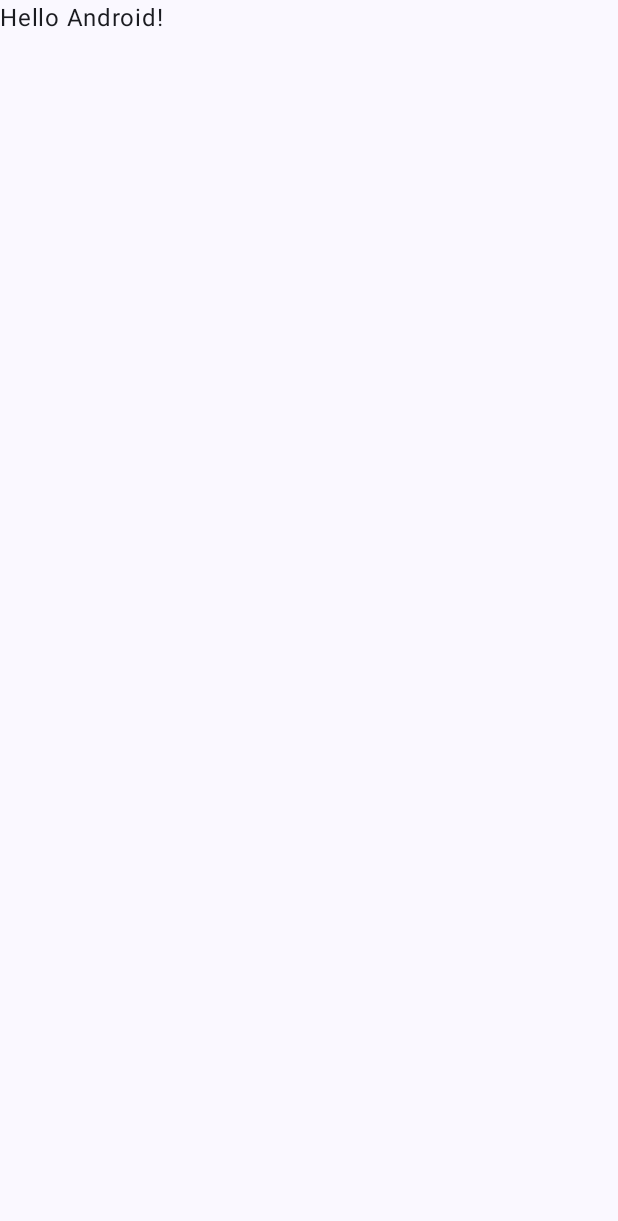
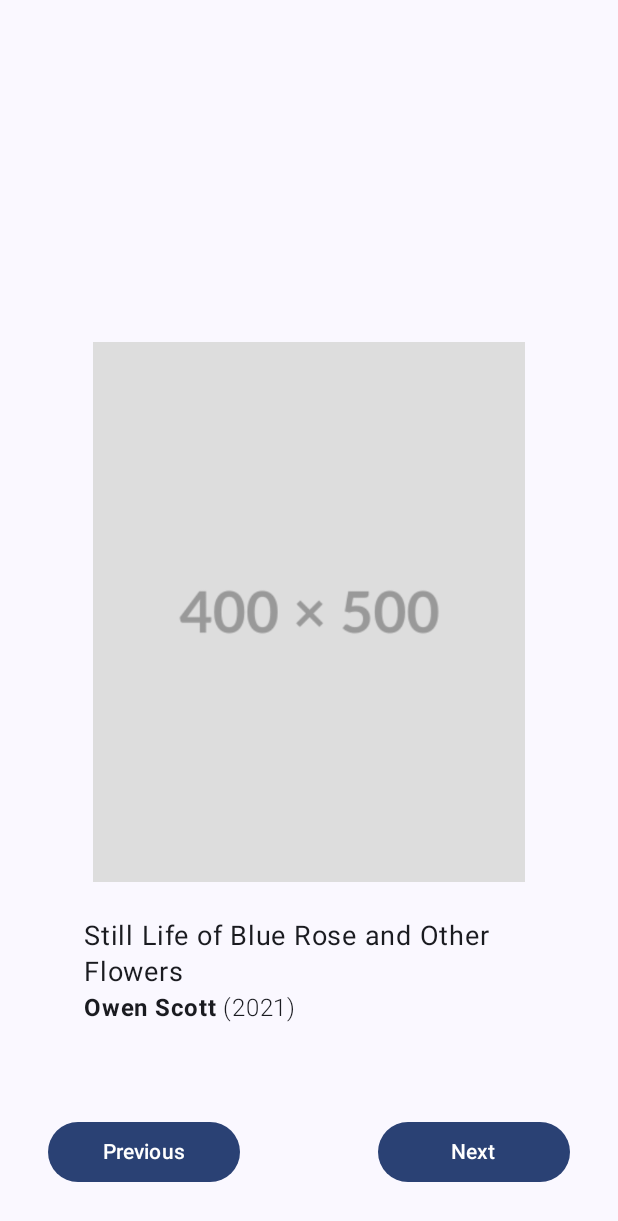
Before and after one commit to alxgrbtv/ArtSpace, an Android app built with Jetpack Compose: the screen it shows after launch (MainActivity), on a phone screen of 412 x 824 dp. Before the commit the part shown is almost empty. Shown: the top 1221 px of the screen. Run offline under Robolectric (Android 15) with nearby library versions, the phone set to English and light mode, and no system bars.

Commit message:
Basic UI has been created

```diff
--- a/app/src/main/java/com/alxgrbdev/artspace/MainActivity.kt
+++ b/app/src/main/java/com/alxgrbdev/artspace/MainActivity.kt
@@ -3,13 +3,39 @@ package com.alxgrbdev.artspace
 import android.os.Bundle
 import androidx.activity.ComponentActivity
 import androidx.activity.compose.setContent
+import androidx.annotation.DrawableRes
+import androidx.annotation.StringRes
+import androidx.compose.foundation.Image
+import androidx.compose.foundation.layout.Arrangement
+import androidx.compose.foundation.layout.Column
+import androidx.compose.foundation.layout.Row
+import androidx.compose.foundation.layout.Spacer
 import androidx.compose.foundation.layout.fillMaxSize
+import androidx.compose.foundation.layout.fillMaxWidth
+import androidx.compose.foundation.layout.height
+import androidx.compose.foundation.layout.padding
+import androidx.compose.foundation.layout.size
+import androidx.compose.foundation.layout.width
+import androidx.compose.material3.Button
 import androidx.compose.material3.MaterialTheme
 import androidx.compose.material3.Surface
 import androidx.compose.material3.Text
 import androidx.compose.runtime.Composable
+import androidx.compose.runtime.getValue
+import androidx.compose.runtime.mutableStateOf
+import androidx.compose.runtime.remember
+import androidx.compose.runtime.setValue
+import androidx.compose.ui.Alignment
 import androidx.compose.ui.Modifier
+import androidx.compose.ui.res.painterResource
+import androidx.compose.ui.res.stringResource
+import androidx.compose.ui.text.SpanStyle
+import androidx.compose.ui.text.buildAnnotatedString
+import androidx.compose.ui.text.font.FontWeight
+import androidx.compose.ui.text.withStyle
 import androidx.compose.ui.tooling.preview.Preview
+import androidx.compose.ui.unit.dp
+import androidx.compose.ui.unit.sp
 import com.alxgrbdev.artspace.ui.theme.ArtSpaceTheme
 
 class MainActivity : ComponentActivity() {
@@ -22,7 +48,7 @@ class MainActivity : ComponentActivity() {
                     modifier = Modifier.fillMaxSize(),
                     color = MaterialTheme.colorScheme.background
                 ) {
-                    Greeting("Android")
+                    ArtSpaceLayout()
                 }
             }
         }
@@ -30,17 +56,105 @@ class MainActivity : ComponentActivity() {
 }
 
 @Composable
-fun Greeting(name: String, modifier: Modifier = Modifier) {
-    Text(
-        text = "Hello $name!",
-        modifier = modifier
+fun ArtSpaceLayout() {
+    var currentArtID by remember { mutableStateOf(1) }
+
+    Column(
+        verticalArrangement = Arrangement.Bottom,
+        horizontalAlignment = Alignment.CenterHorizontally,
+        modifier = Modifier
+            .fillMaxSize()
+            .padding(32.dp)
+    ) {
+        when (currentArtID) {
+            1 -> {
+                ArtImage(image = R.drawable.art_placeholder)
+                CardDescription(title = R.string.art_1_title, author = R.string.art_1_author, year = R.string.art_1_year)
+                Spacer(modifier = Modifier.height(36.dp))
+                NavigationButtons(
+                    onPrevClicked = { currentArtID = 3 },
+                    onNextClicked = { currentArtID++ }
+                )
+            }
+            2 -> {
+                ArtImage(image = R.drawable.art_placeholder_2)
+                CardDescription(title = R.string.art_2_title, author = R.string.art_2_author, year = R.string.art_2_year)
+                Spacer(modifier = Modifier.height(36.dp))
+                NavigationButtons(
+                    onPrevClicked = { currentArtID-- },
+                    onNextClicked = { currentArtID++ }
+                )
+            }
+            3 -> {
+                ArtImage(image = R.drawable.art_placeholder_3)
+                CardDescription(title = R.string.art_3_title, author = R.string.art_3_author, year = R.string.art_3_year)
+                Spacer(modifier = Modifier.height(36.dp))
+                NavigationButtons(
+                    onPrevClicked = { currentArtID-- },
+                    onNextClicked = { currentArtID = 1 }
+                )
+            }
+        }
+    }
+}
+
+@Composable
+fun ArtImage(@DrawableRes image: Int) {
+    Image(
+        painter = painterResource(id = image),
+        contentDescription = null,
+        modifier = Modifier
+            .size(360.dp)
     )
 }
 
-@Preview(showBackground = true)
 @Composable
-fun GreetingPreview() {
-    ArtSpaceTheme {
-        Greeting("Android")
+fun CardDescription(
+    @StringRes title: Int,
+    @StringRes author: Int,
+    @StringRes year: Int
+) {
+    Column(
+        modifier = Modifier
+            .padding(24.dp)
+            .fillMaxWidth()
+    ) {
+        Text(text = stringResource(id = title), fontSize = 18.sp)
+        Text(buildAnnotatedString {
+            withStyle(SpanStyle(fontWeight = FontWeight.Bold)) {
+                append(stringResource(id = author))
+            }
+            append(" ")
+            withStyle(SpanStyle(fontWeight = FontWeight.Light)) {
+                append(stringResource(id = year))
+            }
+        })
     }
 }
+
+@Composable
+fun NavigationButtons(
+    onPrevClicked: () -> Unit,
+    onNextClicked: () -> Unit
+) {
+    Row(
+        horizontalArrangement = Arrangement.SpaceBetween,
+        modifier = Modifier
+            .fillMaxWidth()
+    ) {
+        Button(onClick = onPrevClicked, modifier = Modifier.width(128.dp)) {
+            Text(text = "Previous")
+        }
+        Button(onClick = onNextClicked, modifier = Modifier.width(128.dp)) {
+            Text(text = "Next")
+        }
+    }
+}
+
+@Preview
+@Composable
+fun ArtSpaceAppPreview() {
+    ArtSpaceTheme {
+        ArtSpaceLayout()
+    }
+}
--- a/app/src/main/res/values/strings.xml
+++ b/app/src/main/res/values/strings.xml
@@ -1,3 +1,12 @@
 <resources>
     <string name="app_name">Art Space</string>
+    <string name="art_1_title">Still Life of Blue Rose and Other Flowers</string>
+    <string name="art_2_title">Death of Red Rose</string>
+    <string name="art_3_title">Life of Green Rose</string>
+    <string name="art_1_author">Owen Scott</string>
+    <string name="art_2_author">Swen Ocott</string>
+    <string name="art_3_author">News Cotot</string>
+    <string name="art_1_year">(2021)</string>
+    <string name="art_2_year">(2023)</string>
+    <string name="art_3_year">(2024)</string>
 </resources>
```
Also changed, not shown: app/src/main/res/drawable/art_placeholder.png (added), app/src/main/res/drawable/art_placeholder_2.png (added), app/src/main/res/drawable/art_placeholder_3.png (added).
